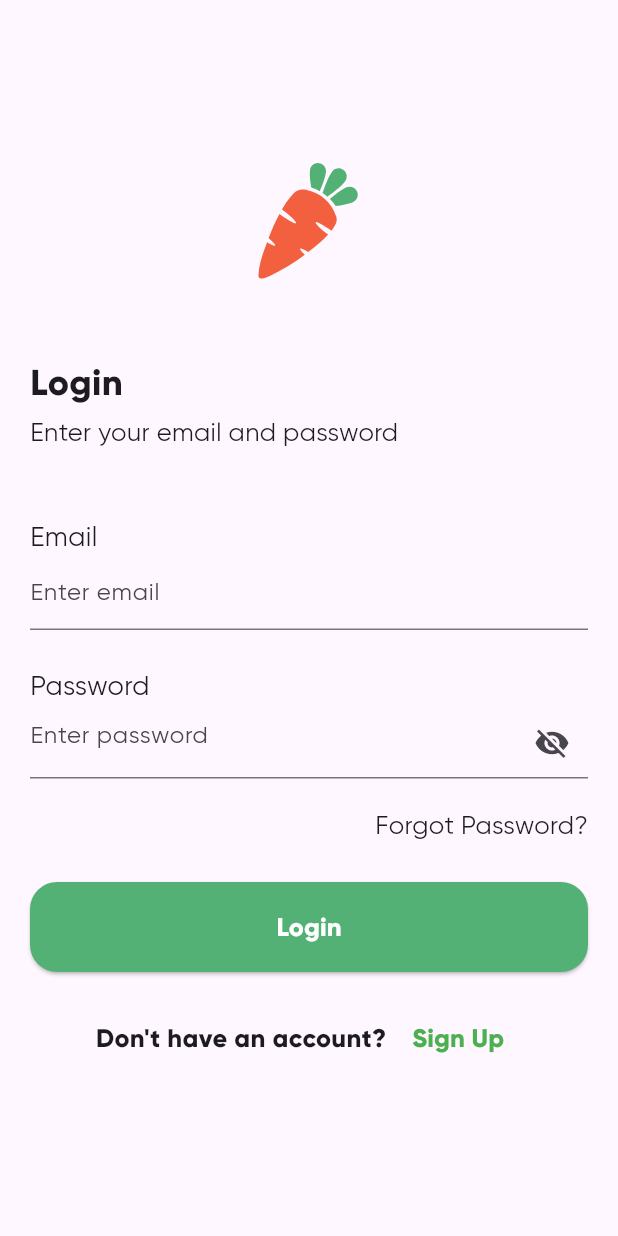
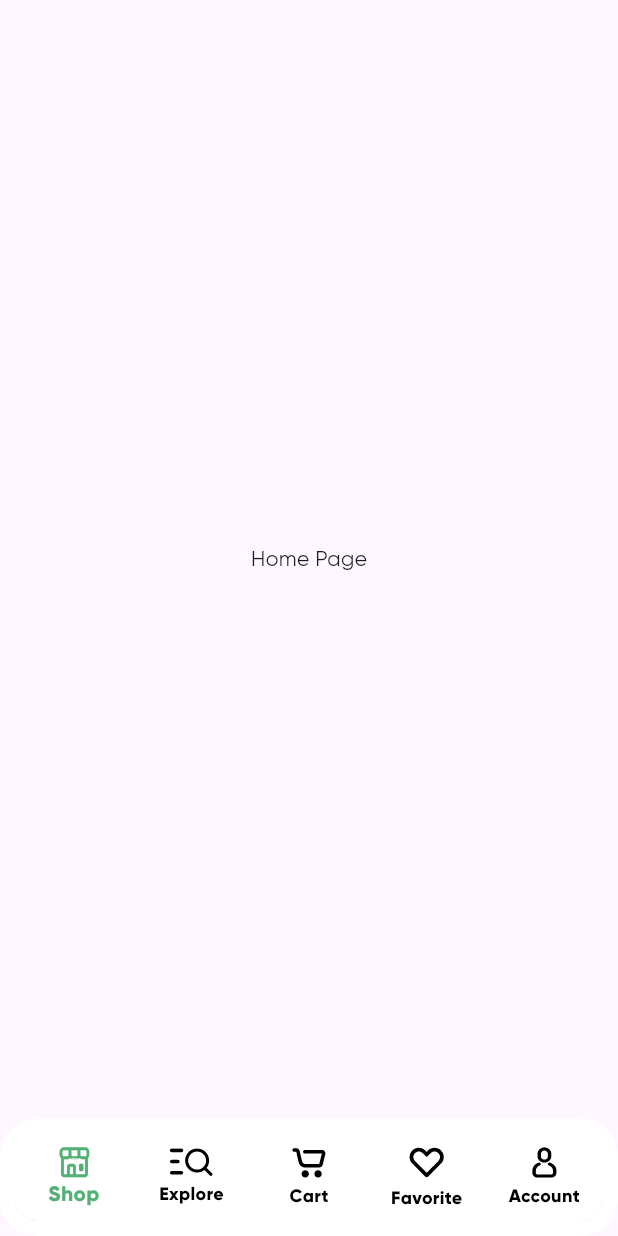
Before and after one commit to MrZzDavid/grocery-app, a Flutter app: the screen it shows after launch, on a phone screen of 412 x 824 dp. Run offline on Flutter 3.47's test engine with Material 3 defaults, Android fonts, the phone set to English and light mode, and no system bars; our stand-ins replace country_code_picker, flutter_svg.

Commit message:
fix botton navigation bar

```diff
--- /dev/null
+++ b/lib/core/app_color.dart
@@ -0,0 +1,5 @@
+import 'package:flutter/material.dart';
+
+class AppColor {
+  static Color PrimaryColor = Color(0xff53B176);
+}
--- a/lib/main.dart
+++ b/lib/main.dart
@@ -1,5 +1,6 @@
 import 'package:flutter/material.dart';
 import 'package:grocery_app/pages/login_page.dart';
+import 'package:grocery_app/pages/main_page.dart';
 
 import 'pages/signup_page.dart';
 import 'pages/splash_page.dart';
@@ -15,7 +16,7 @@ class MyApp extends StatelessWidget {
   Widget build(BuildContext context) {
     return MaterialApp(
       debugShowCheckedModeBanner: false,
-      home: LoginPage(),
+      home: MainPage(),
       theme: ThemeData(fontFamily: 'Gilroy'),
     );
   }
--- /dev/null
+++ b/lib/pages/home_page.dart
@@ -0,0 +1,19 @@
+import 'package:flutter/material.dart';
+
+class HomePage extends StatefulWidget {
+  const HomePage({super.key});
+
+  @override
+  State<HomePage> createState() => _HomePageState();
+}
+
+class _HomePageState extends State<HomePage> {
+  @override
+  Widget build(BuildContext context) {
+    return Scaffold(
+      body: Center(
+        child: Text('Home Page'),
+      ),
+    );
+  }
+}
--- a/lib/pages/login_page.dart
+++ b/lib/pages/login_page.dart
@@ -86,7 +86,7 @@ class _LoginPageState extends State<LoginPage> {
                     child: const Text(
                       'Login', // Fixed button text
                       style: TextStyle(
-                        fontSize: 17,
+                        fontSize: 22,
                         color: Colors.white,
                         fontWeight: FontWeight.w600,
                       ),
--- /dev/null
+++ b/lib/pages/main_page.dart
@@ -0,0 +1,101 @@
+import 'package:flutter/material.dart';
+import 'package:flutter_svg/svg.dart';
+import 'package:grocery_app/core/app_color.dart';
+import 'package:grocery_app/pages/account_page.dart';
+import 'package:grocery_app/pages/cart_page.dart';
+import 'package:grocery_app/pages/explore_page.dart';
+import 'package:grocery_app/pages/favorite_page.dart';
+import 'package:grocery_app/pages/home_page.dart';
+
+class MainPage extends StatefulWidget {
+  @override
+  _MainPageState createState() => _MainPageState();
+}
+
+class _MainPageState extends State<MainPage> {
+  int currentIndex = 0;
+  final List<Widget> _pages = [
+    HomePage(),
+    ExplorePage(),
+    CartPage(),
+    FavoritePage(),
+    AccountPage(),
+  ]; // Can be filled with pages
+  @override
+  Widget build(BuildContext context) {
+    return Scaffold(
+      body: _pages[currentIndex],
+      bottomNavigationBar: Container(
+        padding: EdgeInsets.all(10),
+        decoration: BoxDecoration(
+            color: Colors.white, borderRadius: BorderRadius.circular(25)),
+        child: ClipRRect(
+          borderRadius: BorderRadius.circular(15),
+          child: BottomNavigationBar(
+            backgroundColor: Colors.white,
+            // fix type button
+            type: BottomNavigationBarType.fixed,
+            onTap: (index) {
+              setState(() {
+                currentIndex = index;
+              });
+            },
+            currentIndex: currentIndex,
+            selectedItemColor: AppColor.PrimaryColor,
+            selectedLabelStyle: TextStyle(
+              color: AppColor.PrimaryColor,
+              fontWeight: FontWeight.w600,
+            ),
+            unselectedItemColor: Colors.black,
+            unselectedLabelStyle: TextStyle(
+              color: Colors.black,
+              fontWeight: FontWeight.w600,
+            ),
+            items: [
+              BottomNavigationBarItem(
+                label: 'Shop',
+                icon: SvgPicture.asset(
+                    color: currentIndex == 0
+                        ? AppColor.PrimaryColor
+                        : Colors.black,
+                    'assets/icons/shop_icon.svg'),
+              ),
+              BottomNavigationBarItem(
+                label: 'Explore',
+                icon: SvgPicture.asset(
+                    color: currentIndex == 1
+                        ? AppColor.PrimaryColor
+                        : Colors.black,
+                    'assets/icons/explore_icon.svg'),
+              ),
+              BottomNavigationBarItem(
+                label: 'Cart',
+                icon: SvgPicture.asset(
+                    color: currentIndex == 2
+                        ? AppColor.PrimaryColor
+                        : Colors.black,
+                    'assets/icons/cart_icon.svg'),
+              ),
+              BottomNavigationBarItem(
+                label: 'Favorite',
+                icon: SvgPicture.asset(
+                    color: currentIndex == 3
+                        ? AppColor.PrimaryColor
+                        : Colors.black,
+                    'assets/icons/favorite_icon.svg'),
+              ),
+              BottomNavigationBarItem(
+                label: 'Account',
+                icon: SvgPicture.asset(
+                    color: currentIndex == 4
+                        ? AppColor.PrimaryColor
+                        : Colors.black,
+                    'assets/icons/account_icon.svg'),
+              ),
+            ],
+          ),
+        ),
+      ),
+    );
+  }
+}
--- a/lib/pages/signup_page.dart
+++ b/lib/pages/signup_page.dart
@@ -117,7 +117,7 @@ class _SignupPageState extends State<SignupPage> {
                       child: Text(
                         'Sign Up',
                         style: TextStyle(
-                            fontSize: 17,
+                            fontSize: 22,
                             color: Colors.white,
                             fontWeight: FontWeight.w600),
                       )),
```
Also changed, not shown: lib/pages/account_page.dart (added, +19 -0 lines), lib/pages/cart_page.dart (added, +19 -0 lines), lib/pages/explore_page.dart (added, +19 -0 lines), lib/pages/favorite_page.dart (added, +19 -0 lines), lib/pages/splash_page.dart (+4 -4 lines), assets/icons/favorite_icon.svg (renamed from assets/icons/favourite_icon.svg).
